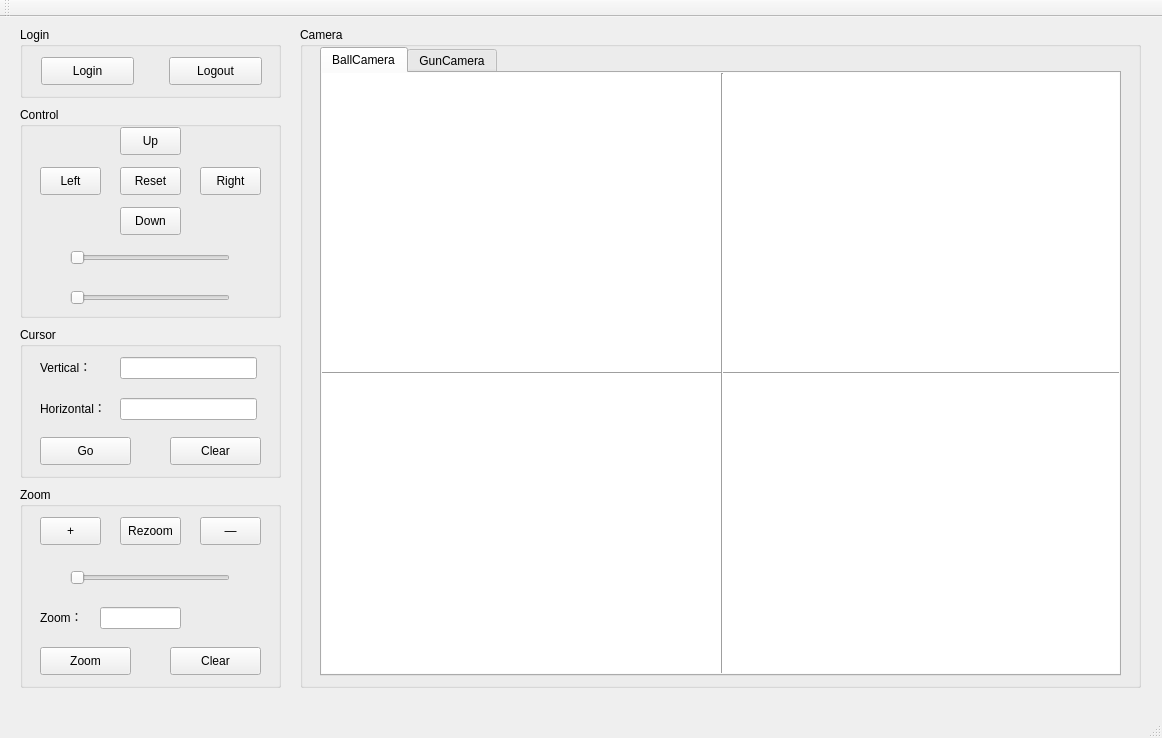
LZWinnie/Camera, file mainwindow.ui: the form before one commit.
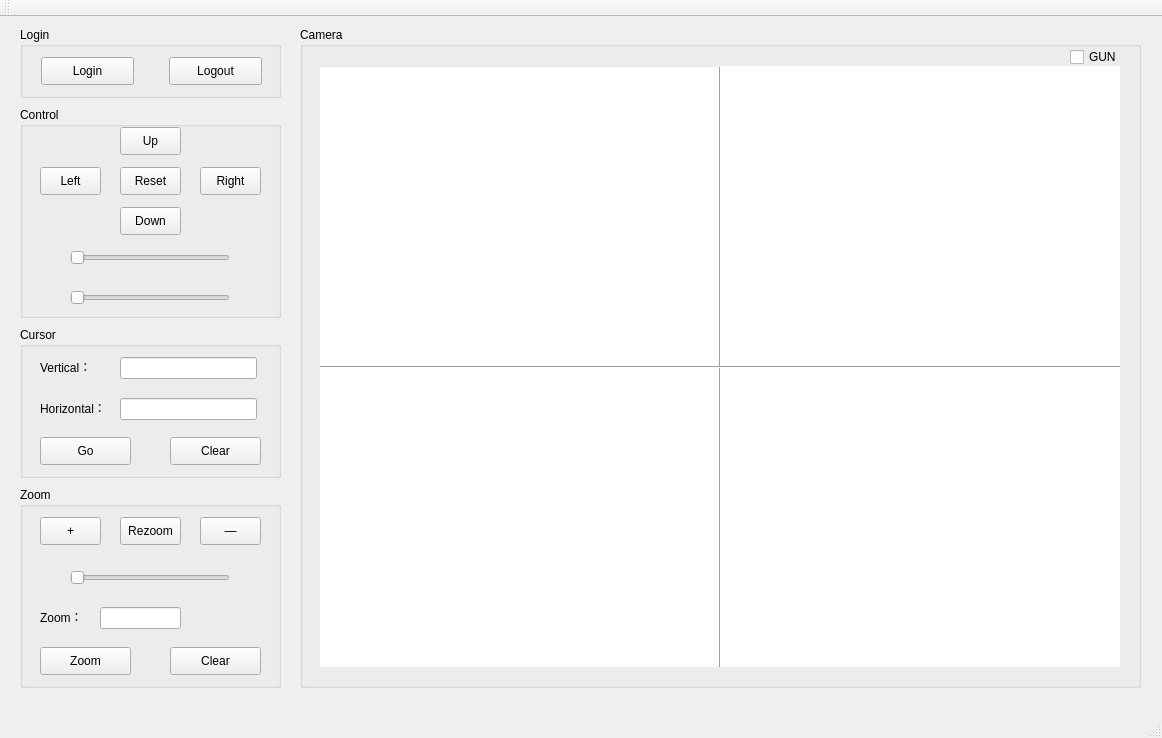
The form after the commit.

The edit to the form file:
```diff
--- a/mainwindow.ui
+++ b/mainwindow.ui
@@ -38,30 +38,11 @@
     <property name="title">
      <string>Camera</string>
     </property>
-    <widget class="QTabWidget" name="tabWidget">
-     <property name="geometry">
-      <rect>
-       <x>20</x>
-       <y>20</y>
-       <width>801</width>
-       <height>629</height>
-      </rect>
-     </property>
-     <property name="whatsThis">
-      <string>&lt;html&gt;&lt;head/&gt;&lt;body&gt;&lt;p&gt;tab&lt;/p&gt;&lt;/body&gt;&lt;/html&gt;</string>
-     </property>
-     <property name="currentIndex">
-      <number>0</number>
-     </property>
-     <widget class="QWidget" name="ballTab">
-      <attribute name="title">
-       <string>BallCamera</string>
-      </attribute>
       <widget class="QLabel" name="ballWindowLabel">
        <property name="geometry">
         <rect>
-         <x>0</x>
-         <y>0</y>
+       <x>20</x>
+       <y>40</y>
          <width>800</width>
          <height>600</height>
         </rect>
@@ -73,24 +54,11 @@
         <string/>
        </property>
       </widget>
-      <widget class="Line" name="line">
-       <property name="geometry">
-        <rect>
-         <x>0</x>
-         <y>290</y>
-         <width>800</width>
-         <height>20</height>
-        </rect>
-       </property>
-       <property name="orientation">
-        <enum>Qt::Horizontal</enum>
-       </property>
-      </widget>
       <widget class="Line" name="line_2">
        <property name="geometry">
         <rect>
-         <x>390</x>
-         <y>0</y>
+       <x>410</x>
+       <y>40</y>
          <width>20</width>
          <height>600</height>
         </rect>
@@ -99,18 +67,26 @@
         <enum>Qt::Vertical</enum>
        </property>
       </widget>
-     </widget>
-     <widget class="QWidget" name="gunTab">
-      <attribute name="title">
-       <string>GunCamera</string>
-      </attribute>
+    <widget class="Line" name="line">
+     <property name="geometry">
+      <rect>
+       <x>20</x>
+       <y>330</y>
+       <width>800</width>
+       <height>20</height>
+      </rect>
+     </property>
+     <property name="orientation">
+      <enum>Qt::Horizontal</enum>
+     </property>
+    </widget>
       <widget class="QLabel" name="gunWindowLabel">
        <property name="geometry">
         <rect>
-         <x>0</x>
-         <y>0</y>
-         <width>801</width>
-         <height>581</height>
+       <x>420</x>
+       <y>39</y>
+       <width>400</width>
+       <height>300</height>
         </rect>
        </property>
        <property name="styleSheet">
@@ -120,7 +96,18 @@
         <string/>
        </property>
       </widget>
-     </widget>
+    <widget class="QCheckBox" name="checkBox">
+     <property name="geometry">
+      <rect>
+       <x>770</x>
+       <y>20</y>
+       <width>81</width>
+       <height>20</height>
+      </rect>
+     </property>
+     <property name="text">
+      <string>GUN</string>
+     </property>
     </widget>
    </widget>
    <widget class="QGroupBox" name="groupBox_2">
```
Left out of the diff: 2 changed lines with no effect on the pictures. Lines whose indentation alone changed are shown as unchanged.
